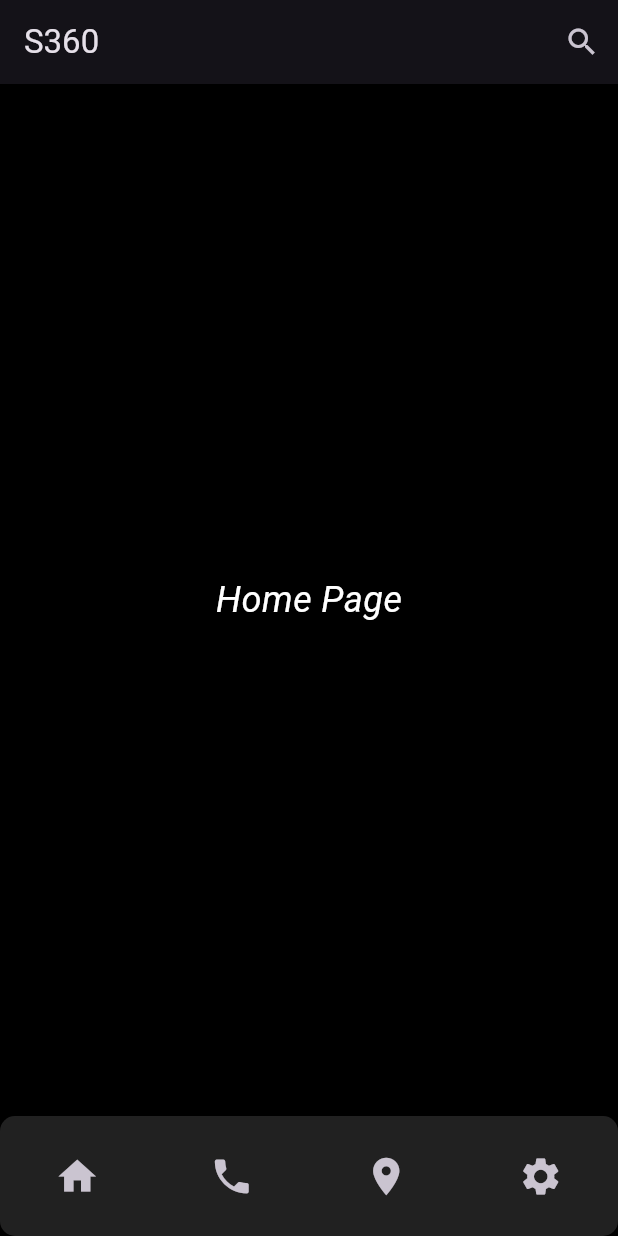
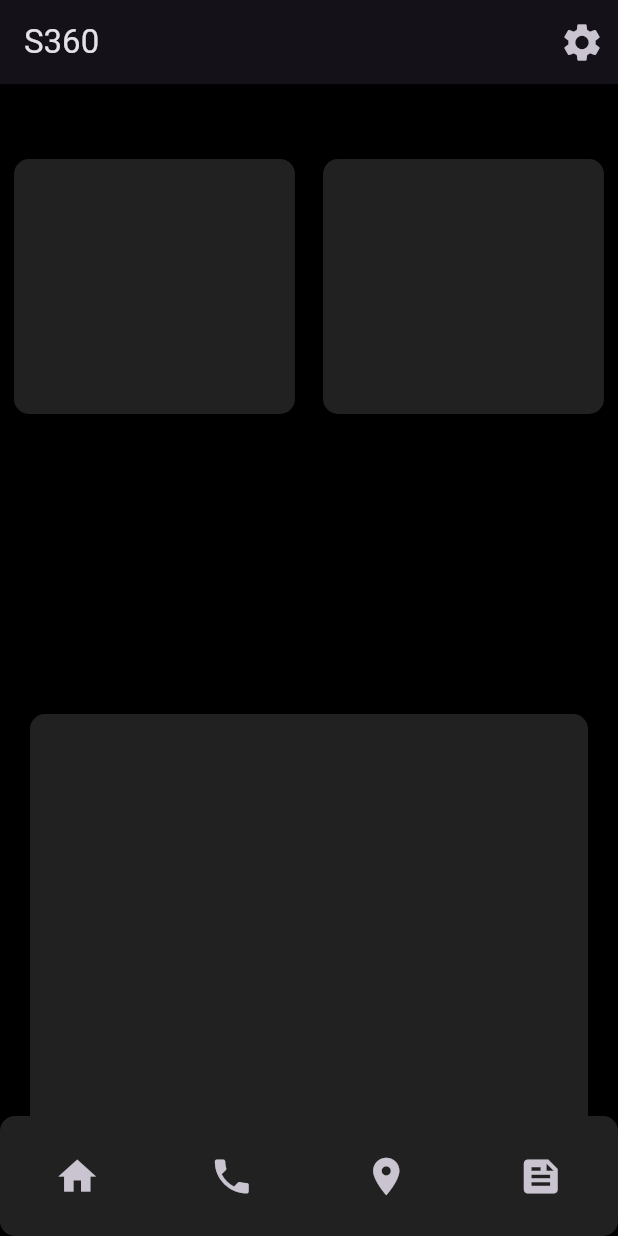
Before and after one commit to dotpranjal/s360, a Flutter app: the screen it shows after launch, on a phone screen of 412 x 824 dp. Run offline on Flutter 3.47's test engine with Material 3 defaults, Android fonts, the light colour scheme and no system bars.

Commit message:
changes to homepage

```diff
--- a/lib/main.dart
+++ b/lib/main.dart
@@ -81,6 +81,22 @@ class SOSPage extends StatelessWidget{
   }
 }
 
+class NewsPage extends StatelessWidget{
+  const NewsPage({super.key});
+
+  @override
+  Widget build(BuildContext context) {
+    return Scaffold(
+      appBar: AppBar(
+        title: const Text('News'),
+      ),
+      // body: SingleChildScrollView(
+      //   child: Column(),
+      // )
+    );
+  }
+}
+
 class MyHomePage extends StatelessWidget {
   const MyHomePage({super.key, required this.title});
 
@@ -92,14 +108,36 @@ class MyHomePage extends StatelessWidget {
       appBar: AppBar(
         title: Text(title),
         actions: [
-          IconButton(onPressed: (){}, icon: const Icon(Icons.search))
+          IconButton(onPressed: (){Navigator.pushNamed(context, '/settings');}, icon: const Icon(Icons.settings,size: 30.0,))
         ],
 
       ),
-      body: const Center(
-        child: Text(
-          'Home Page',
-          style: TextStyle(fontSize: 24, fontFamily: 'Roboto',fontStyle: FontStyle.italic),
+      body: SingleChildScrollView(
+        child:Column(
+          children: [
+            Row(
+              mainAxisAlignment: MainAxisAlignment.spaceAround,
+              children: [
+                Container(
+                  margin: const EdgeInsets.fromLTRB(0, 50, 0, 0),
+                  decoration: BoxDecoration(color: Colors.grey.shade900, borderRadius: BorderRadius.circular(10.0)),
+                  width: MediaQuery.of(context).size.width/2.2,
+                  height:170),
+
+                Container(
+                  margin: const EdgeInsets.fromLTRB(0, 50, 0, 0),
+                  decoration: BoxDecoration(color: Colors.grey.shade900, borderRadius: BorderRadius.circular(10.0)),
+                  width: MediaQuery.of(context).size.width/2.2,
+                  height:170),
+              ],
+            ),
+            Container(decoration: BoxDecoration(color: Colors.grey.shade900, borderRadius: BorderRadius.circular(10.0)),
+                      height: MediaQuery.of(context).size.height-500,
+                      width: MediaQuery.of(context).size.width-40,
+                      margin: const EdgeInsets.fromLTRB(0, 200, 0, 0),
+                      ),
+            const Text('Made with love.',)
+          ],
         ),
       ),
       bottomNavigationBar: Container(
@@ -112,7 +150,7 @@ class MyHomePage extends StatelessWidget {
             IconButton(onPressed: () {Navigator.pushNamed(context, '/home');}, icon: const Icon(Icons.home, size: 30.0)),
             IconButton(onPressed: () {Navigator.pushNamed(context, '/sos');}, icon: const Icon(Icons.phone, size: 30.0)),
             IconButton(onPressed: () {Navigator.pushNamed(context, '/location');}, icon: const Icon(Icons.location_on, size: 30.0)),
-            IconButton(onPressed: () {Navigator.pushNamed(context, '/settings');}, icon: const Icon(Icons.settings, size: 30.0))
+            IconButton(onPressed: () {Navigator.pushNamed(context, '/news');}, icon: const Icon(Icons.feed, size: 30.0))
           ],
         ),
       ),
@@ -131,7 +169,8 @@ class MyApp extends StatelessWidget {
         '/': (context)=> const MyHomePage(title: 'S360'),
         '/sos': (context)=> const SOSPage(),
         '/location': (context)=> const LocationPage(),
-        '/settings': (context)=> const SettingsPage()
+        '/settings': (context)=> const SettingsPage(),
+        '/news': (context)=> const NewsPage()
 
       },
       title: 'Flutter Demo',
```
